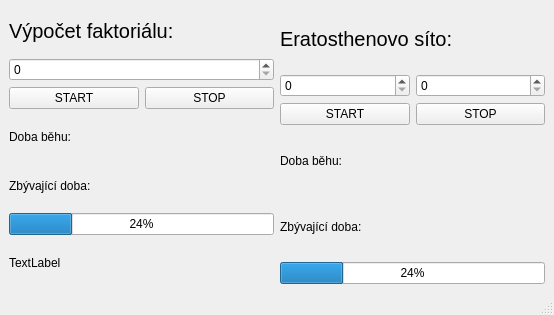
Before: the Qt Designer form mainwindow.ui in vashaty/ThreadsTask, drawn with Qt 5.
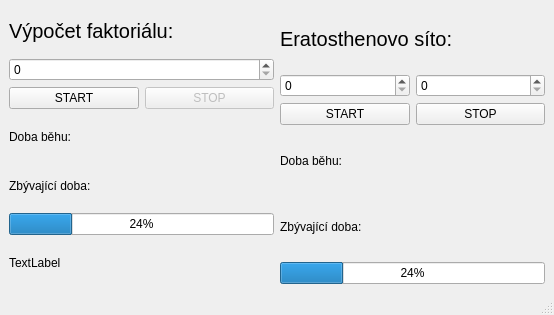
After: the same form once the commit is applied.

Diff of the .ui file:
```diff
--- a/mainwindow.ui
+++ b/mainwindow.ui
@@ -43,6 +43,9 @@
         </item>
         <item>
          <widget class="QPushButton" name="pbFacStop">
+          <property name="enabled">
+           <bool>false</bool>
+          </property>
           <property name="text">
            <string>STOP</string>
           </property>
```
